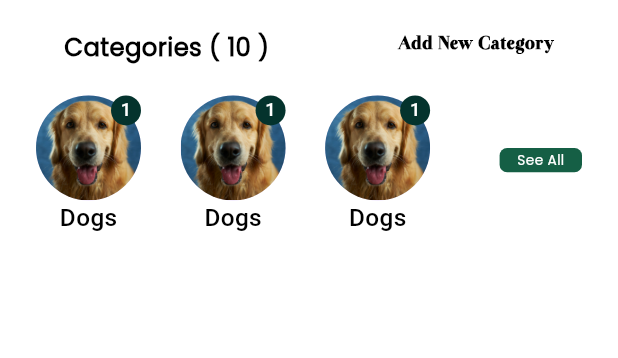
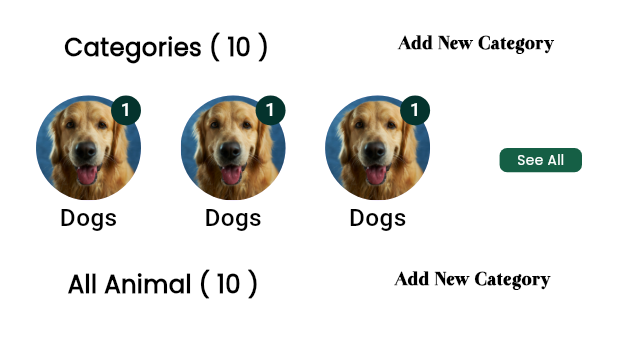
Before and after one commit to hamed12232/Animooo_App, a Flutter app: the screen it shows after launch, on a phone screen of 412 x 824 dp, the part 108-466 px from its top. Run offline on Flutter 3.47's test engine with Material 3 defaults, Android fonts, the phone set to English and light mode, and no system bars; our stand-ins replace connectivity_plus, dartz, dio, dotted_border, flutter_bloc, flutter_screenutil and 4 more.

Commit message:
add CategorySectionHeader

```diff
--- a/lib/features/home/view/screen/home_screen.dart
+++ b/lib/features/home/view/screen/home_screen.dart
@@ -1,12 +1,8 @@
-import 'package:animoo_app/core/constant/asset_values.dart';
-import 'package:animoo_app/core/spacing/horizental_space.dart';
 import 'package:animoo_app/core/spacing/vertical_space.dart';
-import 'package:animoo_app/core/style/app_border_radius.dart';
 import 'package:animoo_app/core/style/app_colors.dart';
-import 'package:animoo_app/core/style/app_fonts_size.dart';
 import 'package:animoo_app/core/style/app_height.dart';
-import 'package:animoo_app/core/style/app_width.dart';
 import 'package:animoo_app/core/style/padding.dart';
+import 'package:animoo_app/features/home/view/widget/category_section_header.dart';
 import 'package:animoo_app/features/home/view/widget/custom_app_bar_home_screen.dart';
 import 'package:animoo_app/features/home/view/widget/custom_list_view_seperator_categories.dart';
 import 'package:flutter/material.dart';
@@ -25,41 +21,16 @@ class HomeScreen extends StatelessWidget {
             children: [
               CustomAppBarHomeScreen(),
               VerticalSpace(height: AppHeight.h20),
-              Row(
-                mainAxisAlignment: MainAxisAlignment.spaceAround,
-                crossAxisAlignment: CrossAxisAlignment.start,
-                children: [
-                  Text(
-                    "Categories ( 10 )",
-                    style: TextStyle(
-                      fontFamily: "Poppins",
-                      fontWeight: FontWeight.bold,
-                      color: AppColors.kblackColor,
-                      fontSize: AppFontsSize.s16,
-                    ),
-                  ),
-
-                  Text(
-                    "Add New Category",
-                    style: TextStyle(
-                      fontFamily: "otama_ep",
-                      fontWeight: FontWeight.bold,
-                      color: AppColors.kblackColor,
-                      fontSize: AppFontsSize.s12,
-                    ),
-                  ),
-                ],
+              CategorySectionHeader(headerName: "Categories ( 10 )"),
+              VerticalSpace(height: AppHeight.h20),
+              Padding(
+                padding: const EdgeInsets.symmetric(
+                  horizontal: PAdding.kPadding24,
+                ),
+                child: CustomListViewSeperatorCategories(),
               ),
               VerticalSpace(height: AppHeight.h20),
-              Expanded(
-                child: Padding(
-                  padding: const EdgeInsets.symmetric(
-                    horizontal: PAdding.kPadding24,
-                  ),
-
-                  child: CustomListViewSeperatorCategories(),
-                ),
-              ),
+              CategorySectionHeader(headerName: "All Animal ( 10 )"),
             ],
           ),
         ),
--- /dev/null
+++ b/lib/features/home/view/widget/category_section_header.dart
@@ -0,0 +1,40 @@
+
+import 'package:animoo_app/core/style/app_colors.dart';
+import 'package:animoo_app/core/style/app_fonts_size.dart';
+import 'package:flutter/material.dart';
+
+class CategorySectionHeader extends StatelessWidget {
+  const CategorySectionHeader({
+    super.key, required this.headerName,
+  });
+  final String headerName;
+
+  @override
+  Widget build(BuildContext context) {
+    return Row(
+      mainAxisAlignment: MainAxisAlignment.spaceAround,
+      crossAxisAlignment: CrossAxisAlignment.start,
+      children: [
+        Text(
+          headerName,
+          style: TextStyle(
+            fontFamily: "Poppins",
+            fontWeight: FontWeight.bold,
+            color: AppColors.kblackColor,
+            fontSize: AppFontsSize.s16,
+          ),
+        ),
+
+        Text(
+          "Add New Category",
+          style: TextStyle(
+            fontFamily: "otama_ep",
+            fontWeight: FontWeight.bold,
+            color: AppColors.kblackColor,
+            fontSize: AppFontsSize.s12,
+          ),
+        ),
+      ],
+    );
+  }
+}
--- a/lib/features/home/view/widget/custom_list_view_seperator_categories.dart
+++ b/lib/features/home/view/widget/custom_list_view_seperator_categories.dart
@@ -16,7 +16,9 @@ class CustomListViewSeperatorCategories extends StatelessWidget {
 
   @override
   Widget build(BuildContext context) {
-    return Row(
+    return SizedBox(
+      height: AppHeight.h93,
+      child: Row(
         children: [
           Expanded(
             child: ListView.separated(
@@ -91,6 +93,7 @@ class CustomListViewSeperatorCategories extends StatelessWidget {
             ),
           ),
         ],
+      ),
     );
   }
 }
--- a/pubspec.yaml
+++ b/pubspec.yaml
@@ -59,7 +59,7 @@ flutter:
   # To add assets to your application, add an assets section, like this:
   assets:
     - assets/images/svg/animoo_logo.svg
-    - assets/images/png/image.png
+    - assets/images/png/
   #   - images/a_dot_ham.jpeg
   # An image asset can refer to one or more resolution-specific "variants", see
   # https://flutter.dev/to/resolution-aware-images
```
Lines whose indentation alone changed are shown as unchanged.
